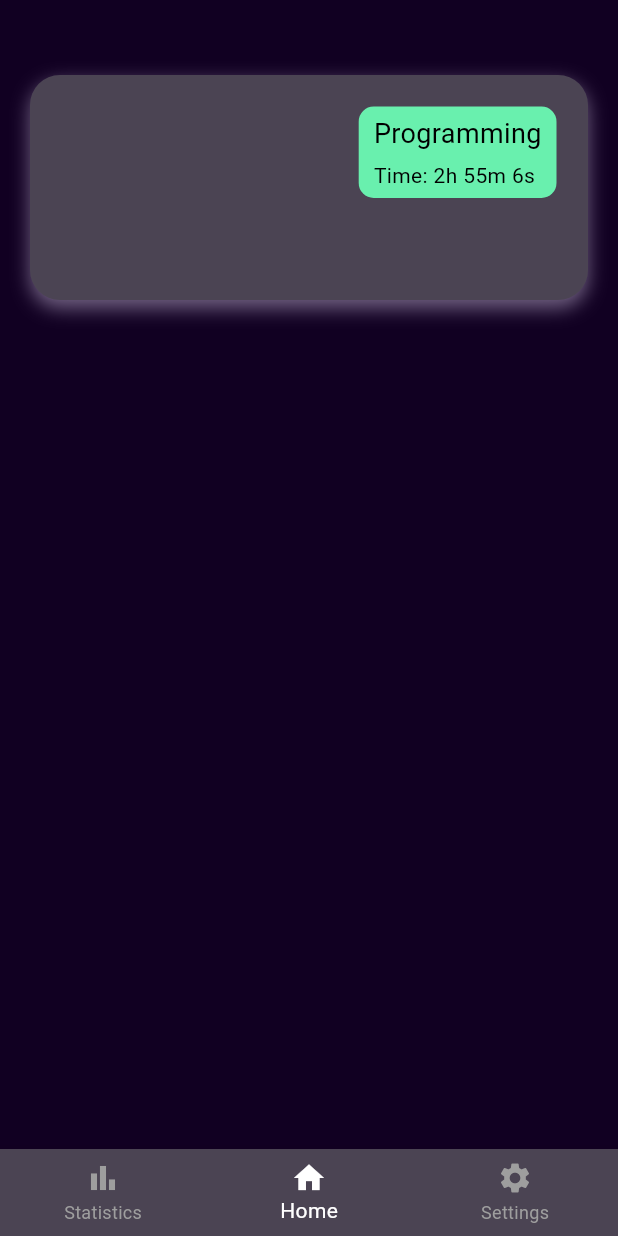
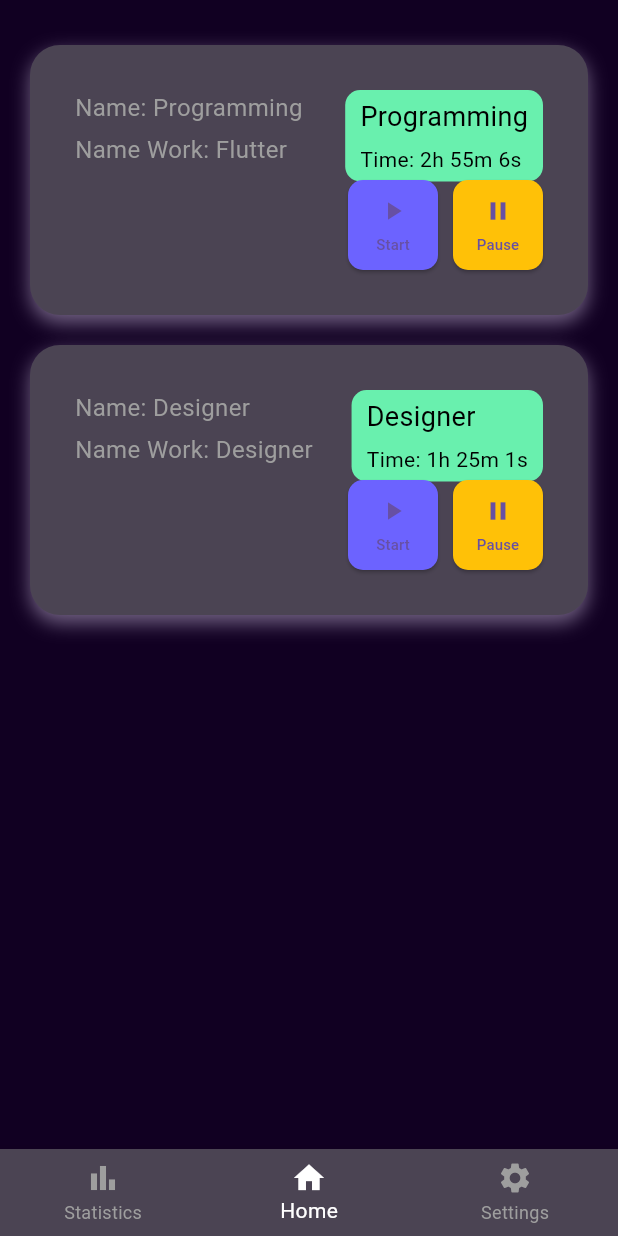
Before and after one commit to Programmingmonth/ToDoApps, a Flutter app: the screen it shows after launch, on a phone screen of 412 x 824 dp. Run offline on Flutter 3.47's test engine with Material 3 defaults, Android fonts, the phone set to English and light mode, and no system bars.

Commit message:
Initial commit

```diff
--- a/timetracker/lib/screens/home_screen.dart
+++ b/timetracker/lib/screens/home_screen.dart
@@ -6,17 +6,25 @@ class HomeScreen extends StatelessWidget {
   @override
   Widget build(BuildContext context) {
     return Scaffold(
-      backgroundColor: Color(0xFF110022), // Dark purple background color
-      body: Stack(
-        children: [
-          Align(
-            alignment: Alignment.topCenter,
-            child: Padding(
-              padding: const EdgeInsets.only(top: 50.0), // Adjust the distance from the top
-              child: TimeCard(),
+      backgroundColor: Color(0xFF110022),
+      body: SingleChildScrollView(
+        child: Column(
+          children: [
+            SizedBox(height: 20),
+            TimeCard(
+              title: 'Programming',
+              time: '2h 55m 6s',
+              name: 'Programming',
+              work: 'Flutter',
             ),
-          ),
-        ],
+            TimeCard(
+              title: 'Designer',
+              time: '1h 25m 1s',
+              name: 'Designer',
+              work: 'Designer',
+            ),
+          ],
+        ),
       ),
       bottomNavigationBar: BottomNavBar(),
     );
--- a/timetracker/lib/widgets/time_card.dart
+++ b/timetracker/lib/widgets/time_card.dart
@@ -1,19 +1,32 @@
 import 'package:flutter/material.dart';
 
 class TimeCard extends StatelessWidget {
+  final String title;
+  final String time;
+  final String name;
+  final String work;
+
+  const TimeCard({
+    Key? key,
+    required this.title,
+    required this.time,
+    required this.name,
+    required this.work,
+  }) : super(key: key);
+
   @override
   Widget build(BuildContext context) {
     return Container(
       padding: EdgeInsets.all(20),
-      margin: EdgeInsets.symmetric(horizontal: 20), // Adjust the horizontal margin
+      margin: EdgeInsets.symmetric(horizontal: 20, vertical: 10),
       width: double.infinity,
-      height: 150,
+      height: 180,
       decoration: BoxDecoration(
-        color: Color(0xFF4B4453), // Darker purple color
+        color: Color(0xFF4B4453),
         borderRadius: BorderRadius.circular(20),
         boxShadow: [
           BoxShadow(
-            color: Color(0x80D0C1E1), // Violet color with 50% transparency
+            color: Color(0x80D0C1E1),
             blurRadius: 10,
             offset: Offset(0, 5),
           ),
@@ -22,8 +35,8 @@ class TimeCard extends StatelessWidget {
       child: Stack(
         children: [
           Positioned(
-            top: 1, // Toping
-            right: 1, // Righting
+            top: 10,
+            right: 10,
             child: Container(
               decoration: BoxDecoration(
                 color: Colors.greenAccent,
@@ -34,7 +47,7 @@ class TimeCard extends StatelessWidget {
                 crossAxisAlignment: CrossAxisAlignment.start,
                 children: [
                   Text(
-                    'Programming',
+                    title,
                     style: TextStyle(
                       color: Colors.black,
                       fontSize: 18,
@@ -42,7 +55,7 @@ class TimeCard extends StatelessWidget {
                   ),
                   SizedBox(height: 5),
                   Text(
-                    'Time: 2h 55m 6s',
+                    'Time: $time',
                     style: TextStyle(
                       color: Colors.black,
                       fontSize: 14,
@@ -52,6 +65,77 @@ class TimeCard extends StatelessWidget {
               ),
             ),
           ),
+          Positioned(
+            top: 10,
+            left: 10,
+            child: Column(
+              crossAxisAlignment: CrossAxisAlignment.start,
+              children: [
+                Text(
+                  'Name: $name',
+                  style: TextStyle(
+                    color: Colors.grey,
+                    fontSize: 16,
+                  ),
+                ),
+                SizedBox(height: 5),
+                Text(
+                  'Name Work: $work',
+                  style: TextStyle(
+                    color: Colors.grey,
+                    fontSize: 16,
+                  ),
+                ),
+              ],
+            ),
+          ),
+          Positioned(
+            bottom: 10,
+            right: 10,
+            child: Row(
+              children: [
+                ElevatedButton(
+                  onPressed: () {},
+                  style: ElevatedButton.styleFrom(
+                    backgroundColor: Color(0xFF6C63FF),
+                    shape: RoundedRectangleBorder(
+                      borderRadius: BorderRadius.circular(10),
+                    ),
+                    padding: EdgeInsets.all(10),
+                    minimumSize: Size(60, 60),
+                  ),
+                  child: Column(
+                    mainAxisSize: MainAxisSize.min,
+                    children: [
+                      Icon(Icons.play_arrow, size: 20),
+                      SizedBox(height: 5),
+                      Text('Start', style: TextStyle(fontSize: 10)),
+                    ],
+                  ),
+                ),
+                SizedBox(width: 10),
+                ElevatedButton(
+                  onPressed: () {},
+                  style: ElevatedButton.styleFrom(
+                    backgroundColor: Color(0xFFFFC107),
+                    shape: RoundedRectangleBorder(
+                      borderRadius: BorderRadius.circular(10),
+                    ),
+                    padding: EdgeInsets.all(10),
+                    minimumSize: Size(60, 60),
+                  ),
+                  child: Column(
+                    mainAxisSize: MainAxisSize.min,
+                    children: [
+                      Icon(Icons.pause, size: 20),
+                      SizedBox(height: 5),
+                      Text('Pause', style: TextStyle(fontSize: 10)),
+                    ],
+                  ),
+                ),
+              ],
+            ),
+          ),
         ],
       ),
     );
```
